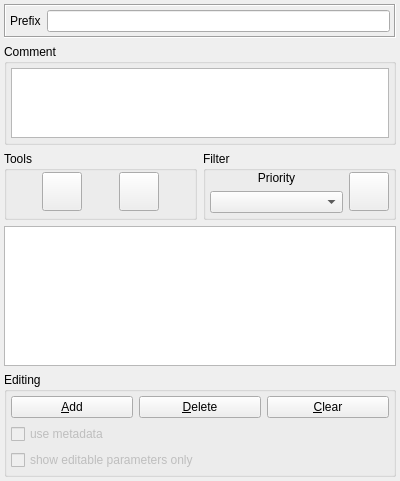
Old version of the form src/ObjectInspector.ui in the repository flowexpert/charon.
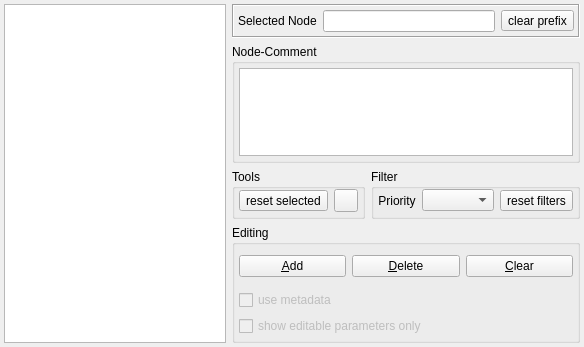
New version of the form. Icons and pictures are not drawn. Custom widgets are drawn as their Qt base class.

Commit message: reworked object inspector layout

Patch:
```diff
--- a/src/ObjectInspector.ui
+++ b/src/ObjectInspector.ui
@@ -6,17 +6,50 @@
    <rect>
     <x>0</x>
     <y>0</y>
-    <width>400</width>
-    <height>481</height>
+    <width>584</width>
+    <height>347</height>
    </rect>
   </property>
   <property name="windowTitle">
    <string>Frame</string>
   </property>
+  <layout class="QHBoxLayout" name="horizontalLayout_4">
+   <property name="margin">
+    <number>4</number>
+   </property>
+   <item>
+    <widget class="QTableView" name="view">
+     <property name="sizePolicy">
+      <sizepolicy hsizetype="Expanding" vsizetype="Expanding">
+       <horstretch>0</horstretch>
+       <verstretch>5</verstretch>
+      </sizepolicy>
+     </property>
+     <property name="mouseTracking">
+      <bool>true</bool>
+     </property>
+     <property name="acceptDrops">
+      <bool>true</bool>
+     </property>
+     <property name="editTriggers">
+      <set>QAbstractItemView::AllEditTriggers</set>
+     </property>
+     <property name="alternatingRowColors">
+      <bool>true</bool>
+     </property>
+     <property name="cornerButtonEnabled">
+      <bool>false</bool>
+     </property>
+     <attribute name="horizontalHeaderStretchLastSection">
+      <bool>true</bool>
+     </attribute>
+     <attribute name="verticalHeaderVisible">
+      <bool>false</bool>
+     </attribute>
+    </widget>
+   </item>
+   <item>
   <layout class="QVBoxLayout" name="verticalLayout">
-   <property name="margin">
-    <number>4</number>
-   </property>
    <item>
     <widget class="QFrame" name="prefixFrame">
      <property name="sizePolicy">
@@ -38,7 +71,7 @@
       <item>
        <widget class="QLabel" name="prefixLabel">
         <property name="text">
-         <string>Prefix</string>
+           <string>Selected Node</string>
         </property>
         <property name="buddy">
          <cstring>prefix</cstring>
@@ -48,6 +81,20 @@
       <item>
        <widget class="QLineEdit" name="prefix"/>
       </item>
+        <item>
+         <widget class="QToolButton" name="resetPrefixButton">
+          <property name="toolTip">
+           <string>reset prefix filters</string>
+          </property>
+          <property name="text">
+           <string>clear prefix</string>
+          </property>
+          <property name="icon">
+           <iconset resource="../resources.qrc">
+            <normaloff>:/icons/edit-clear.png</normaloff>:/icons/edit-clear.png</iconset>
+          </property>
+         </widget>
+        </item>
      </layout>
     </widget>
    </item>
@@ -60,7 +107,7 @@
       </sizepolicy>
      </property>
      <property name="title">
-      <string>Comment</string>
+        <string>Node-Comment</string>
      </property>
      <layout class="QHBoxLayout" name="horizontalLayout">
       <property name="margin">
@@ -95,18 +142,16 @@
         <item>
          <widget class="QToolButton" name="resetParamButton">
           <property name="toolTip">
-           <string>Delete selected parameters</string>
+             <string>reset selected parameter(s) to their defaults
+This deletes the parameter(s) from the parameter file.</string>
+            </property>
+            <property name="text">
+             <string>reset selected</string>
           </property>
           <property name="icon">
            <iconset resource="../resources.qrc">
             <normaloff>:/icons/revert.png</normaloff>:/icons/revert.png</iconset>
           </property>
-          <property name="iconSize">
-           <size>
-            <width>32</width>
-            <height>32</height>
-           </size>
-          </property>
          </widget>
         </item>
         <item>
@@ -118,12 +163,6 @@
            <iconset resource="../resources.qrc">
             <normaloff>:/icons/prioritySignalLights.png</normaloff>:/icons/prioritySignalLights.png</iconset>
           </property>
-          <property name="iconSize">
-           <size>
-            <width>32</width>
-            <height>32</height>
-           </size>
-          </property>
          </widget>
         </item>
        </layout>
@@ -148,8 +187,6 @@
          <number>4</number>
         </property>
         <item>
-         <layout class="QVBoxLayout" name="priorityFilterBox">
-          <item>
            <widget class="QLabel" name="priorityFilterLabel">
             <property name="text">
              <string>Priority</string>
@@ -169,23 +206,18 @@
             </property>
            </widget>
           </item>
-         </layout>
-        </item>
         <item>
          <widget class="QToolButton" name="resetFilterButton">
           <property name="toolTip">
-           <string>Reset all filters</string>
+             <string>reset applied filters</string>
+            </property>
+            <property name="text">
+             <string>reset filters</string>
           </property>
           <property name="icon">
            <iconset resource="../resources.qrc">
-            <normaloff>:/icons/delete.png</normaloff>:/icons/delete.png</iconset>
-          </property>
-          <property name="iconSize">
-           <size>
-            <width>32</width>
-            <height>32</height>
-           </size>
-          </property>
+              <normaloff>:/icons/disconnect.png</normaloff>:/icons/disconnect.png</iconset>
+            </property>
          </widget>
         </item>
        </layout>
@@ -193,37 +225,6 @@
      </item>
     </layout>
    </item>
-   <item>
-    <widget class="QTableView" name="view">
-     <property name="sizePolicy">
-      <sizepolicy hsizetype="Expanding" vsizetype="Expanding">
-       <horstretch>0</horstretch>
-       <verstretch>5</verstretch>
-      </sizepolicy>
-     </property>
-     <property name="mouseTracking">
-      <bool>true</bool>
-     </property>
-     <property name="acceptDrops">
-      <bool>true</bool>
-     </property>
-     <property name="editTriggers">
-      <set>QAbstractItemView::AllEditTriggers</set>
-     </property>
-     <property name="alternatingRowColors">
-      <bool>true</bool>
-     </property>
-     <property name="cornerButtonEnabled">
-      <bool>false</bool>
-     </property>
-     <attribute name="horizontalHeaderStretchLastSection">
-      <bool>true</bool>
-     </attribute>
-     <attribute name="verticalHeaderVisible">
-      <bool>false</bool>
-     </attribute>
-    </widget>
-   </item>
    <item>
     <widget class="QGroupBox" name="buttonGroupBox">
      <property name="sizePolicy">
@@ -302,6 +303,8 @@
     </widget>
    </item>
   </layout>
+   </item>
+  </layout>
  </widget>
  <customwidgets>
   <customwidget>
```
Left out of the diff: 34 changed lines with no effect on the pictures. Lines whose indentation alone changed are shown as unchanged. The commit also changes 9 other files.
